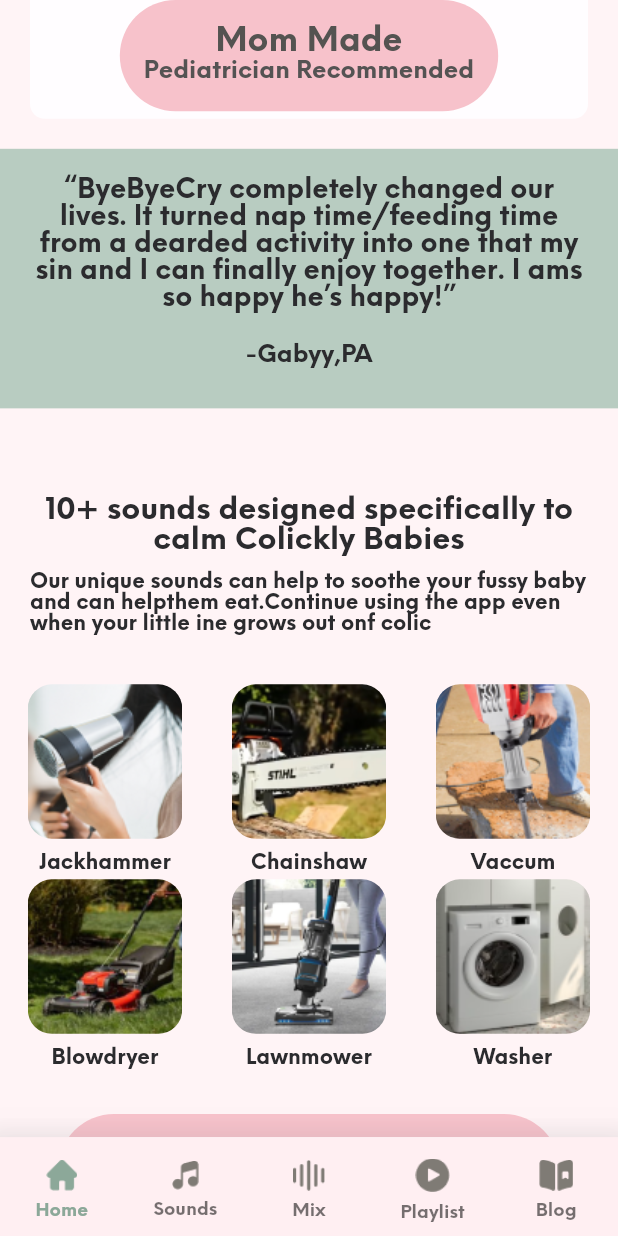
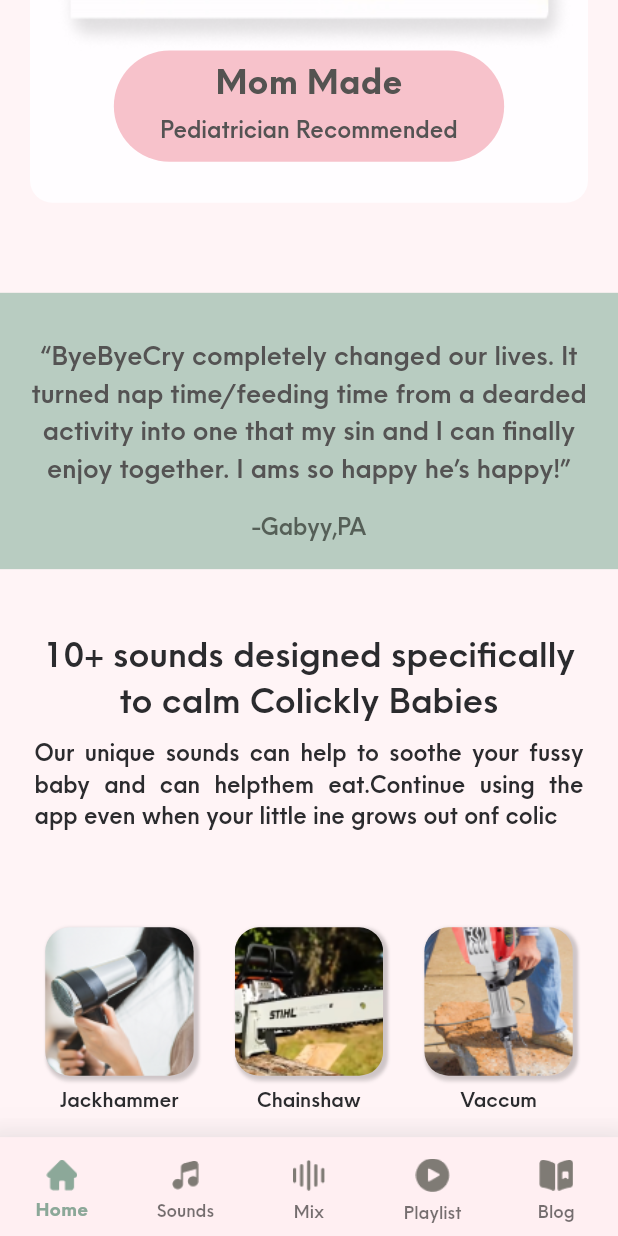
Before and after one commit to Sabuj-Kumar/by-by-cry, a Flutter app: the screen it shows after launch, scrolled down 576 dp, after a tap on "Mom Made", on a phone screen of 412 x 824 dp. Run offline on Flutter 3.47's test engine with Material 2 defaults, Android fonts, the phone set to English and light mode, and no system bars; our stand-ins replace flutter_riverpod, flutter_svg, google_fonts; missing offline and left inert: perfect_volume_control.

Commit message:
home page refirnish

```diff
--- a/lib/compoment/font_class.dart
+++ b/lib/compoment/font_class.dart
@@ -1,4 +1,5 @@
 import 'package:flutter/material.dart';
+import 'package:google_fonts/google_fonts.dart';
 
 class Font{
   static TextStyle neueEinstellung (){
@@ -33,5 +34,14 @@ class Font{
     );
   }
 
+  static TextStyle sacramento(){
+    return GoogleFonts.sacramento(
+        fontWeight: FontWeight.w500,
+        fontSize: 14,
+        color: Colors.amber
+    );/*const TextStyle(
+        fontFamily:'Neue Einstellung',
 
+    );*/
+  }
 }
--- a/lib/compoment/shared/custom_app_bar.dart
+++ b/lib/compoment/shared/custom_app_bar.dart
@@ -1,6 +1,7 @@
 import 'package:bye_bye_cry_new/compoment/shared/custom_image.dart';
 import 'package:bye_bye_cry_new/compoment/shared/custom_text.dart';
 import 'package:flutter/material.dart';
+import 'package:flutter/services.dart';
 
 import '../utils/color_utils.dart';
 
@@ -47,7 +48,8 @@ class CustomAppBar extends StatelessWidget implements PreferredSizeWidget {
               color: secondaryBlackColor,
             ),
             onPressed: () {
-              Navigator.pop(context);
+              //SystemNavigator.pop();
+              Navigator.of(context).popUntil((route) => false);
             },
           ),
         ),
--- a/lib/compoment/shared/custom_image_text.dart
+++ b/lib/compoment/shared/custom_image_text.dart
@@ -1,6 +1,7 @@
 import 'package:bye_bye_cry_new/compoment/shared/screen_size.dart';
 import 'package:flutter/material.dart';
 
+import '../utils/color_utils.dart';
 import 'custom_text.dart';
 
 class CustomImageText extends StatelessWidget {
@@ -15,13 +16,28 @@ class CustomImageText extends StatelessWidget {
     return Column(
       children: [
         Container(
-          height: width * .25,
-          width: width * .25,
+          height: width * .24,
+          width: width * .24,
           clipBehavior: Clip.hardEdge,
           decoration: BoxDecoration(
               borderRadius: BorderRadius.circular(16),
               image: DecorationImage(
-                  fit: BoxFit.fill, image: AssetImage(imageUrl))),
+                  fit: BoxFit.fill, image: AssetImage(imageUrl)),
+            boxShadow: [
+              BoxShadow(
+                offset: Offset(2, 3),
+                color: Colors.black.withOpacity(0.1),
+                blurRadius: 1,
+                spreadRadius: 1
+              ),
+              BoxShadow(
+                offset: Offset(2,1),
+                color: Colors.black.withOpacity(0.1),
+                  blurRadius: 1,
+                  spreadRadius: 1
+              ),
+            ]
+          ),
 
         ),
         const SizedBox(
--- a/lib/compoment/shared/outline_button.dart
+++ b/lib/compoment/shared/outline_button.dart
@@ -26,6 +26,10 @@ class OutLineButton extends StatelessWidget {
     this.anotherTextColor = secondaryBlackColor,
     this.anotherTextFontWeight = FontWeight.w400,
     this.anotherTextFontSize = 16,
+    this.textPaddingVertical = 0,
+    this.otherTextPaddingVertical = 0,
+    this.otherTextPaddingHorizontal = 0,
+    this.textPaddingHorizontal = 0
   }) : super(key: key);
 
   final String text;
@@ -47,6 +51,10 @@ class OutLineButton extends StatelessWidget {
   final FontWeight anotherTextFontWeight;
   final double textFontSize;
   final double anotherTextFontSize;
+  final double textPaddingVertical;
+  final double otherTextPaddingVertical;
+  final double textPaddingHorizontal;
+  final double otherTextPaddingHorizontal;
 
   @override
   Widget build(BuildContext context) {
@@ -78,18 +86,24 @@ class OutLineButton extends StatelessWidget {
           // crossAxisAlignment: CrossAxisAlignment.center,
           mainAxisAlignment: MainAxisAlignment.center,
           children: [
-            CustomText(
+            Padding(
+              padding: EdgeInsets.symmetric(horizontal: textPaddingHorizontal,vertical: textPaddingVertical),
+              child: CustomText(
                 text: text,
                 fontWeight: textFontWeight,
                 fontSize: textFontSize,
                 color: textColor,
               ),
+            ),
             if (anotherText != null)
-              CustomText(
+              Padding(
+                padding: EdgeInsets.symmetric(horizontal: otherTextPaddingHorizontal,vertical: otherTextPaddingVertical),
+                child: CustomText(
                   text: anotherText!,
                   fontWeight: anotherTextFontWeight,
                   fontSize: anotherTextFontSize,
                   color: anotherTextColor,
+                ),
               ),
           ],
         ),
--- a/lib/compoment/utils/color_utils.dart
+++ b/lib/compoment/utils/color_utils.dart
@@ -17,3 +17,4 @@ const Color secondaryBlackColor2 = Color(0xFF545351);
 const Color primaryWhiteColor = Color(0xFFFFFFFF);
 const Color secondaryWhiteColor2 = Color(0xFFF4F4F4);
 const Color blackColor2 = Color(0xFF505050);
+const Color blackColor57 = Color(0xFF555F57);
--- a/lib/screens/home_screen.dart
+++ b/lib/screens/home_screen.dart
@@ -1,12 +1,12 @@
 import 'package:flutter/material.dart';
 
+import '../compoment/font_class.dart';
 import '../compoment/shared/custom_image.dart';
 import '../compoment/shared/custom_image_text.dart';
 import '../compoment/shared/custom_text.dart';
 import '../compoment/shared/outline_button.dart';
 import '../compoment/shared/screen_size.dart';
 import '../compoment/utils/color_utils.dart';
-import 'botom_nev_bar/bootom_nav_bar.dart';
 
 class HomePage extends StatelessWidget {
   const HomePage({Key? key}) : super(key: key);
@@ -42,45 +42,46 @@ class HomePage extends StatelessWidget {
       backgroundColor: backGroundColor,
       body: SingleChildScrollView(
         child: Column(
+          mainAxisSize: MainAxisSize.min,
           children: [
             SizedBox(
               height: height * .04,
             ),
-            Padding(
+            Container(
+              color: primaryWhiteColor,
+              child: Padding(
                 padding: const EdgeInsets.symmetric(vertical: 20.0),
                 child: CustomImage(
                   imageUrl: 'asset/images/logo_png.png',
                   height: height * .12,
                 ),
               ),
-            const Divider(
-              color: primaryPinkColor,
-              thickness: 2,
             ),
-
+            Container(width: width,color: primaryPinkColor,height: 2,),
+            const SizedBox(
+              height: 15,
+            ),
             Padding(
               padding: const EdgeInsets.all(20.0),
               child: Container(
-                decoration: const BoxDecoration(
+                decoration:  BoxDecoration(
                     color: secondaryWhiteColor,
-                    borderRadius: BorderRadius.all(Radius.circular(10))),
+                    borderRadius: BorderRadius.circular(15)),
                 padding: const EdgeInsets.symmetric(vertical: 5.0),
+                child: Padding(
+                  padding: const EdgeInsets.all(10.0),
                   child: Column(
                     crossAxisAlignment: CrossAxisAlignment.center,
                     children: [
                       Row(
                         mainAxisAlignment: MainAxisAlignment.center,
-                      children: const [
-                        CustomText(
+                        children: [
+                          const CustomText(
                             text: 'Sleep never sounded so ',
                             fontWeight: FontWeight.w600,
-                          fontSize: 20,
+                            fontSize: 22,
                           ),
-                        CustomImage(
-                          height: 70,
-                          width: 70,
-                          imageUrl: 'asset/images/good.png',
-                        ),
+                          Text("Good",style: Font.sacramento().copyWith(fontWeight: FontWeight.w400,fontSize: 48,color: secondaryBlackColor))
                         ],
                       ),
                       const CustomText(
@@ -88,16 +89,22 @@ class HomePage extends StatelessWidget {
                         fontWeight: FontWeight.w400,
                         fontSize: 16,
                       ),
-                    const SizedBox(
-                      height: 30,
-                    ),
-                    Padding(
-                      padding: const EdgeInsets.only(left: 8.0),
+                      SizedBox(height: width * 0.1),
+                      Container(
+                        color: Colors.transparent,
+                        child: Row(
+                          mainAxisAlignment: MainAxisAlignment.spaceBetween,
+                          children: [
+                            const SizedBox(width: 8,),
+                            Expanded(
                               child: Image.asset(
                                 'asset/images/baby_cry.png',
-                        height: height * .3,
-                        width: width * .8,
                                 fit: BoxFit.fill,
+                                alignment: Alignment.topRight,
+                               // color: Colors.transparent,
+                              ),
+                            ),
+                          ],
                         ),
                       ),
                       OutLineButton(
@@ -107,30 +114,41 @@ class HomePage extends StatelessWidget {
                         textColor: secondaryBlackColor2,
                         textFontSize: 22,
                         textFontWeight: FontWeight.w700,
-                      borderRadius: 50,
+                        borderRadius: 40,
                         onPressed: () {},
+                        textPaddingVertical: 5,
+                        otherTextPaddingHorizontal: 15,
+                        otherTextPaddingVertical: 5,
                       ),
+                      SizedBox(height: width * 0.03,)
                     ],
                   ),
                 ),
               ),
-
+            ),
+            const SizedBox(
+              height: 40,
+            ),
             Container(
-              height: height * .21,
+             // height: height * .21,
               padding: const EdgeInsets.all(20),
               color: secondaryGreenColor,
               child: Column(
-                children: const [
-                  CustomText(
+                children: [
+                  SizedBox(height: width * 0.02),
+                  const CustomText(
+                      height: 1.4,
                       textAlign: TextAlign.center,
                       fontSize: 18,
                       fontWeight: FontWeight.w600,
+                      color: secondaryBlackColor,
                       text:
                           '“ByeByeCry completely changed our lives. It turned nap time/feeding time from a dearded activity into one that my sin and I can finally enjoy together. I ams so happy he’s happy!” '),
-                  SizedBox(
+                  const SizedBox(
                     height: 20,
                   ),
-                  CustomText(
+                  const CustomText(
+                      color: blackColor57,
                       textAlign: TextAlign.center,
                       fontSize: 16,
                       fontWeight: FontWeight.w400,
@@ -142,39 +160,42 @@ class HomePage extends StatelessWidget {
               height: 40,
             ),
             Padding(
-              padding: const EdgeInsets.all(20.0),
+              padding: const EdgeInsets.symmetric(horizontal: 15.0),
               child: Column(
                 children: const [
                   CustomText(
+                      height: 1.3,
                       textAlign: TextAlign.center,
-                      fontSize: 20,
+                      fontSize: 24,
                       fontWeight: FontWeight.w600,
                       text:
                           '10+ sounds designed specifically to calm Colickly Babies'),
-                  SizedBox(
-                    height: 10,
-                  ),
-                  CustomText(
-                      fontSize: 14,
+                  SizedBox(height: 10),
+                  Padding(
+                    padding: EdgeInsets.symmetric(horizontal: 8.0),
+                    child: CustomText(
+                        textAlign: TextAlign.justify,
+                        fontSize: 16,
+                        height: 1.3,
                         fontWeight: FontWeight.w400,
                         text:
                             'Our unique sounds can help to soothe your fussy baby and can helpthem eat.Continue using the app even when your little ine grows out onf colic'),
+                  ),
                 ],
               ),
             ),
-            const SizedBox(
-              height: 10,
-            ),
-
+            SizedBox(height: width * 0.15),
             SizedBox(
-              height: height * .35,
+              height: width * 0.8,
+              width: width * 0.93,
               child: GridView.builder(
                   padding: const EdgeInsets.all(2.0),
                   physics: const NeverScrollableScrollPhysics(),
                   itemCount: imageUrl.length,
                   gridDelegate: const SliverGridDelegateWithFixedCrossAxisCount(
-                      //crossAxisCount: 2,
-                      mainAxisExtent: 130,
+                      childAspectRatio: 1,
+                      mainAxisSpacing: 20,
+                      crossAxisSpacing:0,
                       crossAxisCount: 3),
                   itemBuilder: (BuildContext context, int index) {
                     return CustomImageText(
--- a/lib/screens/provider/add_music_provider.dart
+++ b/lib/screens/provider/add_music_provider.dart
@@ -12,7 +12,11 @@ class AddMusicProvider extends ChangeNotifier {
   }
 
   initialised(List<String> nameList2) {
-    nameList = nameList2;
+
+    for(int index = 0; index < nameList2.length; index++){
+      nameList.add(nameList2[index]);
+    }
+
     notifyListeners();
   }
 }
--- a/lib/screens/sound_edit_screen.dart
+++ b/lib/screens/sound_edit_screen.dart
@@ -49,9 +49,8 @@ class _SoundEditScreenState extends ConsumerState<SoundEditScreen> {
 
   @override
   void initState() {
-    // TODO: implement initState
+    initilized();
     super.initState();
-    initilized();
   }
 
   initilized() {
@@ -180,7 +179,7 @@ class _SoundEditScreenState extends ConsumerState<SoundEditScreen> {
                       color: secondaryAwashColor),
                 ),
               )
-            : SizedBox(),
+            : const SizedBox(),
       ],
     );
   }
--- a/pubspec.yaml
+++ b/pubspec.yaml
@@ -57,6 +57,7 @@ flutter:
       fonts:
         - asset: asset/fonts/NeueEinstellung-Normal.otf
         - asset: asset/fonts/Neue Einstellung Bold.ttf
+        - asset: asset/fonts/f0174917-35f6-45fd-bd28-21254c0a6102.ttf
   #         style: italic
   #   - family: Trajan Pro
   #     fonts:
```
Also changed, not shown: lib/compoment/bottom_sheet.dart (added, +30 -0 lines), lib/screens/now_palying_screen.dart (+22 -12 lines), asset/fonts/f0174917-35f6-45fd-bd28-21254c0a6102.ttf (added). Lines whose indentation alone changed are shown as unchanged.
